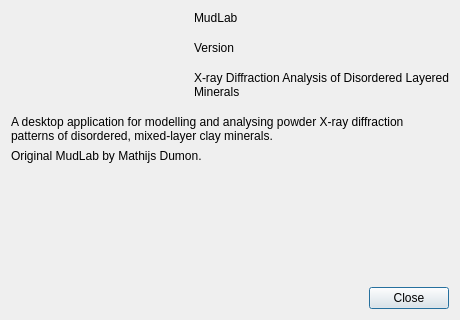
Qt form src/mudlab/ui/about.ui (Parthasarathi-Ghosh/MudLab2) before a commit.
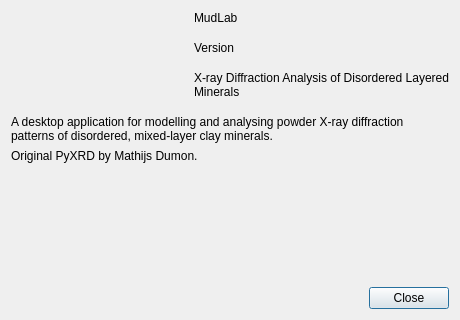
The same form after that commit.

Commit message:
Fix About credit: original PyXRD by Mathijs Dumon
The dedicated About dialog credited "Original MudLab by Mathijs Dumon";
the analytics lineage is PyXRD (Dumon), which the GTK MudLab itself
descended from. Correct the credit line and its verify assertion.

Patch:
```diff
--- a/src/mudlab/ui/about.ui
+++ b/src/mudlab/ui/about.ui
@@ -82,7 +82,7 @@
    <item>
     <widget class="QLabel" name="lbl_credit">
      <property name="text">
-      <string>Original MudLab by Mathijs Dumon.</string>
+      <string>Original PyXRD by Mathijs Dumon.</string>
      </property>
      <property name="wordWrap">
       <bool>true</bool>
```
The commit also changes 2 other files.
